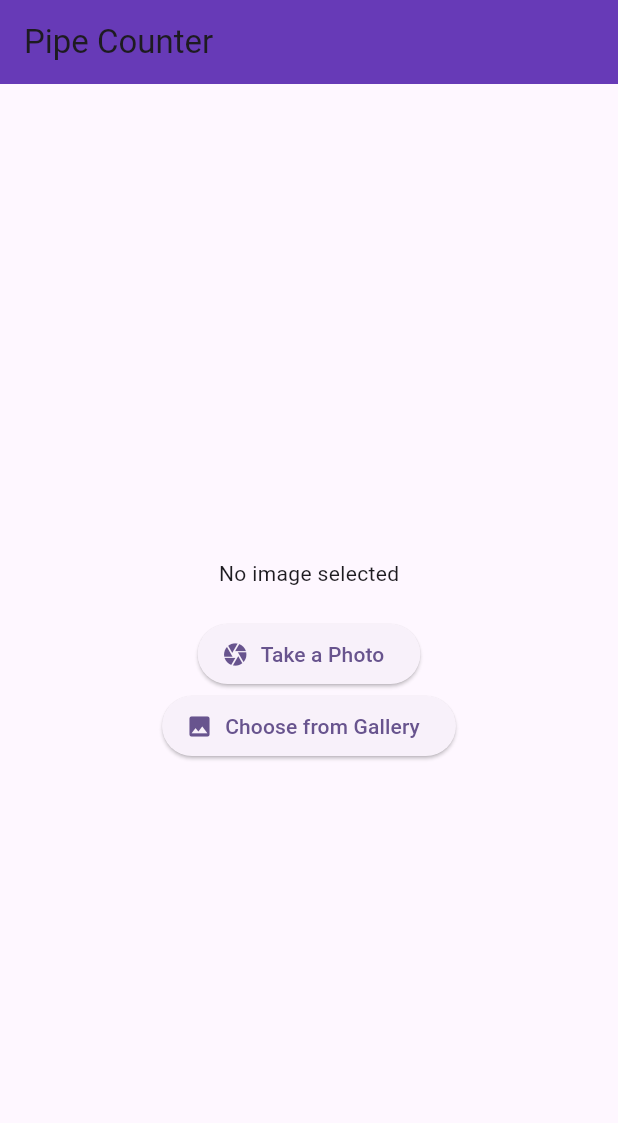
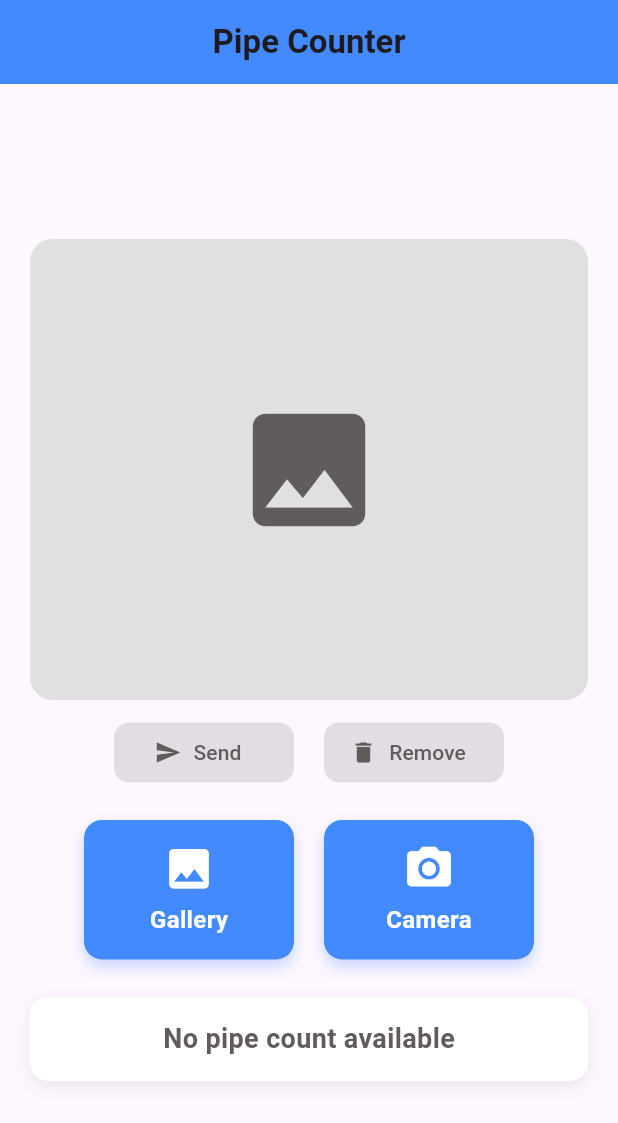
Before and after one commit to Nikhil-1426/County.Z.AI, a Flutter app: the screen it shows after launch, on a phone screen of 412 x 824 dp. Shown: the top 1123 px of the screen. Run offline on Flutter 3.47's test engine with Material 3 defaults, Android fonts, the phone set to English and light mode, and no system bars; our stand-ins replace image_picker.

Commit message:
Updated UI/UX

```diff
--- a/lib/home_page.dart
+++ b/lib/home_page.dart
@@ -1,58 +1,206 @@
 import 'dart:io';
 import 'package:flutter/material.dart';
 import 'package:image_picker/image_picker.dart';
-import 'loading_page.dart';
 
 class HomePage extends StatefulWidget {
-  const HomePage({super.key});
-
   @override
-  State<HomePage> createState() => _HomePageState();
+  _HomePageState createState() => _HomePageState();
 }
 
 class _HomePageState extends State<HomePage> {
-  File? _image;
   final ImagePicker _picker = ImagePicker();
+  XFile? _image;
+  int? _pipeCount;
 
   Future<void> _pickImage(ImageSource source) async {
     final pickedFile = await _picker.pickImage(source: source);
     if (pickedFile != null) {
       setState(() {
-        _image = File(pickedFile.path);
+        _image = pickedFile;
+        _pipeCount = null;
       });
-      // Navigate to loading screen while processing
-      Navigator.push(
-        context,
-        MaterialPageRoute(builder: (context) => const LoadingPage()),
-      );
-      // TODO: Send image to Flask server and get processed result
     }
+  }
+
+  void _removeImage() {
+    setState(() {
+      _image = null;
+      _pipeCount = null;
+    });
+  }
+
+  void _sendImageToBackend() {
+    // TODO: Implement sending image to Flask
+    print("Sending image to backend: ${_image?.path}");
   }
 
   @override
   Widget build(BuildContext context) {
     return Scaffold(
       appBar: AppBar(
-        title: const Text("Pipe Counter"),
-        backgroundColor: Colors.deepPurple,
+        title: Text("Pipe Counter", style: TextStyle(fontWeight: FontWeight.bold)),
+        centerTitle: true,
+        elevation: 0,
+        backgroundColor: Colors.blueAccent,
       ),
-      body: Center(
+      body: LayoutBuilder(
+        builder: (context, constraints) {
+          return Center(
+            child: SingleChildScrollView(
+              child: Padding(
+                padding: const EdgeInsets.all(20.0),
+                child: Column(
+                  mainAxisAlignment: MainAxisAlignment.start,
+                  crossAxisAlignment: CrossAxisAlignment.center,
+                  children: [
+                    SizedBox(height: constraints.maxHeight * 0.05), // Top spacing
+
+                    // Dynamic Image Display
+                    Container(
+                      width: double.infinity,
+                      constraints: BoxConstraints(
+                        maxHeight: constraints.maxHeight * 0.4, // Adapts dynamically
+                      ),
+                      decoration: BoxDecoration(
+                        color: Colors.grey[300],
+                        borderRadius: BorderRadius.circular(15),
+                      ),
+                      child: _image != null
+                          ? ClipRRect(
+                              borderRadius: BorderRadius.circular(15),
+                              child: Image.file(
+                                File(_image!.path),
+                                width: double.infinity,
+                                fit: BoxFit.contain,
+                              ),
+                            )
+                          : Center(
+                              child: Icon(
+                                Icons.image,
+                                size: 100,
+                                color: const Color.fromARGB(255, 97, 91, 91),
+                              ),
+                            ),
+                    ),
+                    SizedBox(height: 15),
+
+                    // Send & Remove Buttons (Properly Centered & Same Size)
+                    Row(
+                      mainAxisAlignment: MainAxisAlignment.center,
+                      children: [
+                        _buildFixedSizeButton(
+                          icon: Icons.send,
+                          text: "Send",
+                          onTap: _image != null ? _sendImageToBackend : null,
+                          color: Colors.green,
+                        ),
+                        SizedBox(width: 20),
+                        _buildFixedSizeButton(
+                          icon: Icons.delete,
+                          text: "Remove",
+                          onTap: _image != null ? _removeImage : null,
+                          color: Colors.red,
+                        ),
+                      ],
+                    ),
+                    SizedBox(height: 25),
+
+                    // Gallery & Camera Options (Properly Centered)
+                    Row(
+                      mainAxisAlignment: MainAxisAlignment.center,
+                      children: [
+                        _buildLargeButton(
+                          icon: Icons.image,
+                          text: "Gallery",
+                          onTap: () => _pickImage(ImageSource.gallery),
+                        ),
+                        SizedBox(width: 20),
+                        _buildLargeButton(
+                          icon: Icons.camera_alt,
+                          text: "Camera",
+                          onTap: () => _pickImage(ImageSource.camera),
+                        ),
+                      ],
+                    ),
+                    SizedBox(height: 25),
+
+                    // Pipe Count Display Box (Centered)
+                    Container(
+                      width: double.infinity,
+                      padding: EdgeInsets.symmetric(vertical: 15),
+                      decoration: BoxDecoration(
+                        color: Colors.white,
+                        borderRadius: BorderRadius.circular(12),
+                        boxShadow: [
+                          BoxShadow(
+                            color: Colors.grey.withOpacity(0.2),
+                            blurRadius: 8,
+                            offset: Offset(0, 4),
+                          ),
+                        ],
+                      ),
+                      child: Center(
+                        child: Text(
+                          _pipeCount != null ? "Pipes Detected: $_pipeCount" : "No pipe count available",
+                          style: TextStyle(fontSize: 18, fontWeight: FontWeight.bold, color: const Color.fromARGB(255, 97, 91, 91)),
+                        ),
+                      ),
+                    ),
+
+                    SizedBox(height: constraints.maxHeight * 0.05), // Bottom spacing
+                  ],
+                ),
+              ),
+            ),
+          );
+        },
+      ),
+    );
+  }
+
+  // Fixed Size Buttons for Send & Remove
+  Widget _buildFixedSizeButton({required IconData icon, required String text, required VoidCallback? onTap, Color color = Colors.blueAccent}) {
+    return SizedBox(
+      width: 120, // Ensuring both buttons are the same width
+      height: 40, // Same height
+      child: ElevatedButton.icon(
+        onPressed: onTap,
+        icon: Icon(icon, size: 18, color: const Color.fromARGB(255, 97, 91, 91)),
+        label: Text(text, style: TextStyle(fontSize: 14, color: const Color.fromARGB(255, 97, 91, 91))),
+        style: ElevatedButton.styleFrom(
+          backgroundColor: onTap != null ? color : Colors.grey[400], // Disabled color
+          shape: RoundedRectangleBorder(borderRadius: BorderRadius.circular(10)),
+        ),
+      ),
+    );
+  }
+
+  // Large Buttons for Gallery & Camera
+  Widget _buildLargeButton({required IconData icon, required String text, required VoidCallback onTap}) {
+    return GestureDetector(
+      onTap: onTap,
+      child: Container(
+        width: 140,
+        padding: EdgeInsets.symmetric(vertical: 15),
+        decoration: BoxDecoration(
+          color: Colors.blueAccent,
+          borderRadius: BorderRadius.circular(12),
+          boxShadow: [
+            BoxShadow(
+              color: Colors.blueAccent.withOpacity(0.3),
+              blurRadius: 8,
+              offset: Offset(0, 5),
+            ),
+          ],
+        ),
         child: Column(
-          mainAxisAlignment: MainAxisAlignment.center,
+          mainAxisSize: MainAxisSize.min,
           children: [
-            _image == null
-                ? const Text("No image selected")
-                : Image.file(_image!),
-            const SizedBox(height: 20),
-            ElevatedButton.icon(
-              icon: const Icon(Icons.camera),
-              label: const Text("Take a Photo"),
-              onPressed: () => _pickImage(ImageSource.camera),
-            ),
-            ElevatedButton.icon(
-              icon: const Icon(Icons.image),
-              label: const Text("Choose from Gallery"),
-              onPressed: () => _pickImage(ImageSource.gallery),
+            Icon(icon, size: 35, color: Colors.white),
+            SizedBox(height: 5),
+            Text(
+              text,
+              style: TextStyle(color: Colors.white, fontSize: 16, fontWeight: FontWeight.bold),
             ),
           ],
         ),
--- a/lib/loading_page.dart
+++ /dev/null
@@ -1,25 +0,0 @@
-import 'package:flutter/material.dart';
-
-class LoadingPage extends StatelessWidget {
-  const LoadingPage({super.key});
-
-  @override
-  Widget build(BuildContext context) {
-    return Scaffold(
-      backgroundColor: Colors.white,
-      body: Center(
-        child: Column(
-          mainAxisAlignment: MainAxisAlignment.center,
-          children: [
-            const CircularProgressIndicator(),
-            const SizedBox(height: 20),
-            Text(
-              "Processing Image...",
-              style: Theme.of(context).textTheme.headlineSmall,
-            ),
-          ],
-        ),
-      ),
-    );
-  }
-}
--- a/lib/main.dart
+++ b/lib/main.dart
@@ -1,4 +1,3 @@
-// main.dart
 import 'package:flutter/material.dart';
 import 'home_page.dart';
 
@@ -18,7 +17,7 @@
         colorScheme: ColorScheme.fromSeed(seedColor: Colors.deepPurple),
         useMaterial3: true,
       ),
-      home: const HomePage(),
+      home: HomePage(), // Fixed incorrect class reference
     );
   }
 }
--- a/pubspec.yaml
+++ b/pubspec.yaml
@@ -46,6 +46,7 @@ dev_dependencies:
   # rules and activating additional ones.
   flutter_lints: ^5.0.0
   image_picker: ^1.1.2
+  flutter_svg: ^2.0.17
 
 # For information on the generic Dart part of this file, see the
 # following page: https://dart.dev/tools/pub/pubspec
```
Also changed, not shown: pubspec.lock, 1 other file.
